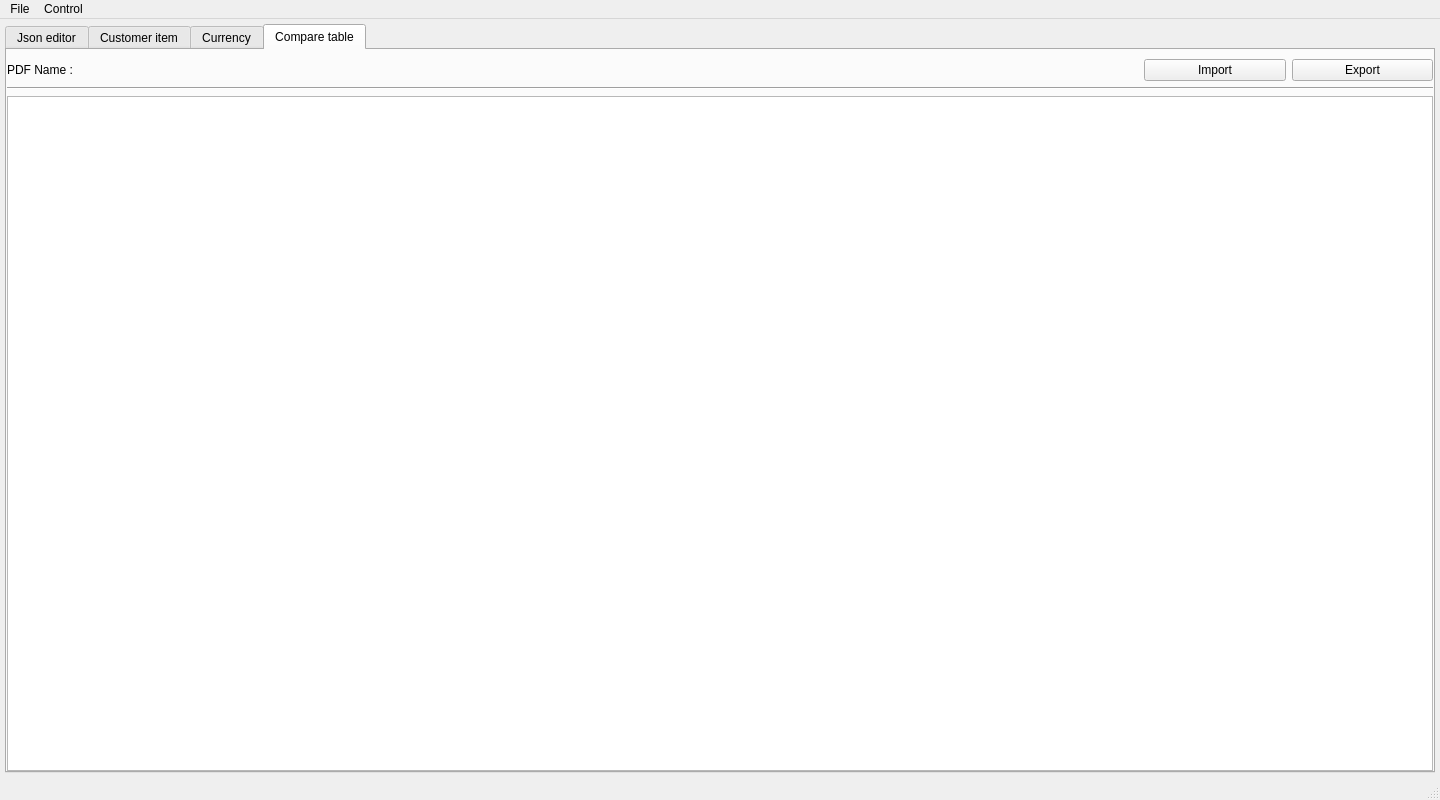
This is setting/UI.ui in yungchunw/order_editor as Qt 5 draws it before an edit. The edited form follows.
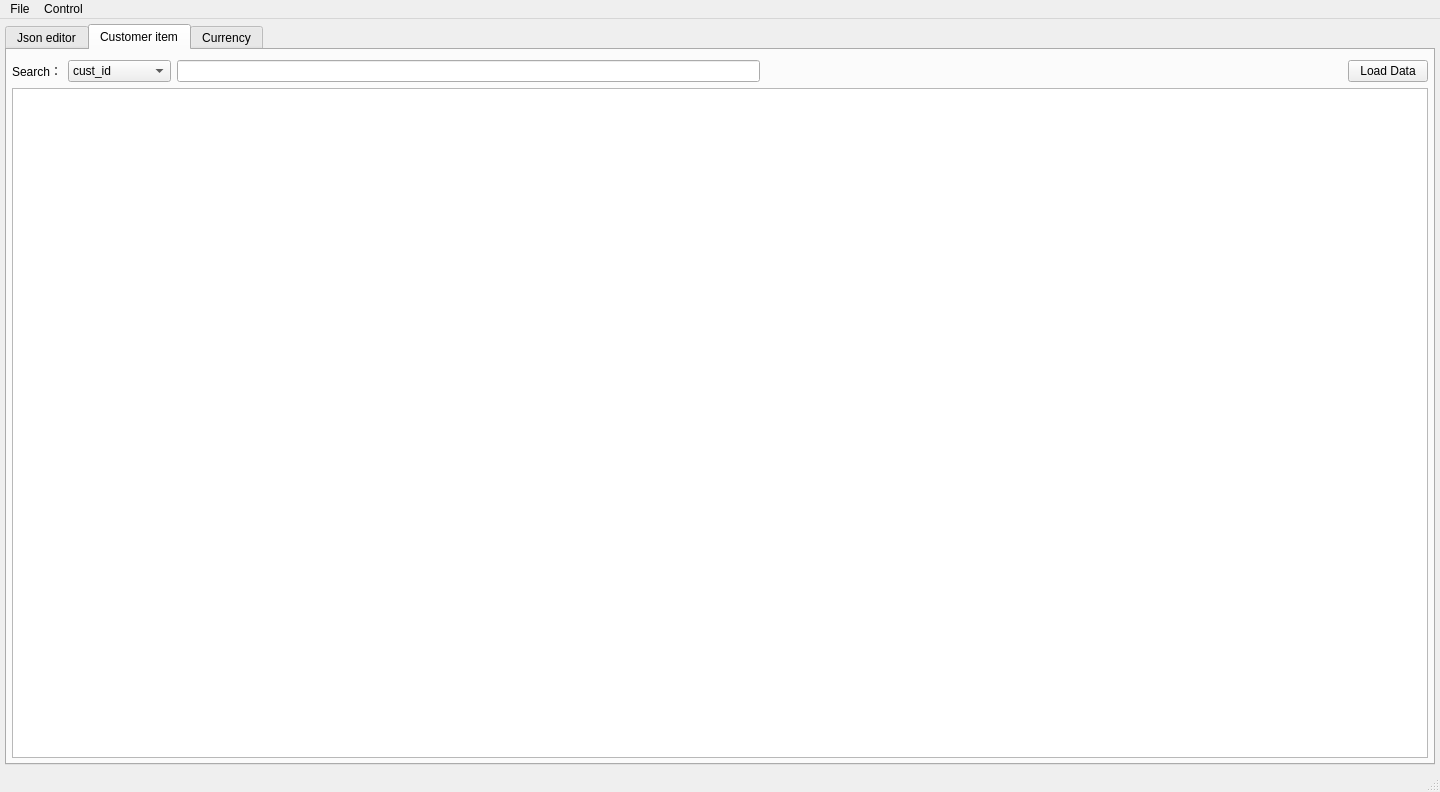
This is the edited form. Icons and pictures are not drawn.

The edit to the form file:
```diff
--- a/setting/UI.ui
+++ b/setting/UI.ui
@@ -7,7 +7,7 @@
     <x>0</x>
     <y>0</y>
     <width>1440</width>
-    <height>800</height>
+    <height>792</height>
    </rect>
   </property>
   <property name="windowTitle">
@@ -42,7 +42,7 @@
       <item>
        <widget class="QTabWidget" name="tabWidget">
         <property name="currentIndex">
-         <number>3</number>
+         <number>1</number>
         </property>
         <widget class="QWidget" name="json_tab">
          <attribute name="title">
@@ -328,6 +328,30 @@
               </property>
              </widget>
             </item>
+            <item>
+             <widget class="QComboBox" name="comboBox">
+              <item>
+               <property name="text">
+                <string>cust_id</string>
+               </property>
+              </item>
+              <item>
+               <property name="text">
+                <string>cust_part_no</string>
+               </property>
+              </item>
+              <item>
+               <property name="text">
+                <string>part_no_id</string>
+               </property>
+              </item>
+              <item>
+               <property name="text">
+                <string>wpg_part_no</string>
+               </property>
+              </item>
+             </widget>
+            </item>
             <item>
              <widget class="QLineEdit" name="customer_search"/>
             </item>
@@ -391,67 +415,6 @@
           </item>
          </layout>
         </widget>
-        <widget class="QWidget" name="compare_tab">
-         <attribute name="title">
-          <string>Compare table</string>
-         </attribute>
-         <layout class="QVBoxLayout" name="verticalLayout">
-          <property name="leftMargin">
-           <number>0</number>
-          </property>
-          <property name="rightMargin">
-           <number>0</number>
-          </property>
-          <property name="bottomMargin">
-           <number>0</number>
-          </property>
-          <item>
-           <layout class="QHBoxLayout" name="comparelayout_top" stretch="8,1,1">
-            <item>
-             <widget class="QLabel" name="compare_img_name">
-              <property name="text">
-               <string>PDF Name : </string>
-              </property>
-             </widget>
-            </item>
-            <item>
-             <widget class="QPushButton" name="read_comparelist_btn">
-              <property name="text">
-               <string>Import</string>
-              </property>
-             </widget>
-            </item>
-            <item>
-             <widget class="QPushButton" name="pushButton">
-              <property name="text">
-               <string>Export</string>
-              </property>
-             </widget>
-            </item>
-           </layout>
-          </item>
-          <item>
-           <widget class="Line" name="compare_tab_line">
-            <property name="lineWidth">
-             <number>1</number>
-            </property>
-            <property name="orientation">
-             <enum>Qt::Horizontal</enum>
-            </property>
-           </widget>
-          </item>
-          <item>
-           <widget class="QTableView" name="compare_view">
-            <property name="enabled">
-             <bool>true</bool>
-            </property>
-            <property name="editTriggers">
-             <set>QAbstractItemView::AnyKeyPressed|QAbstractItemView::CurrentChanged|QAbstractItemView::EditKeyPressed</set>
-            </property>
-           </widget>
-          </item>
-         </layout>
-        </widget>
        </widget>
       </item>
      </layout>
```
